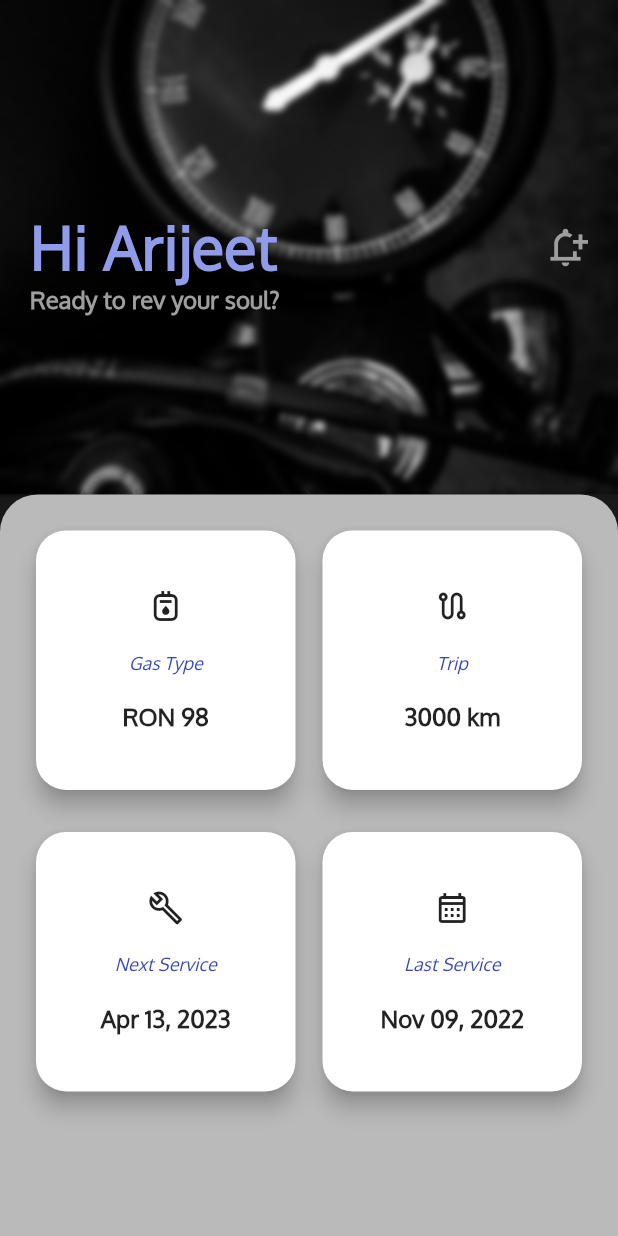
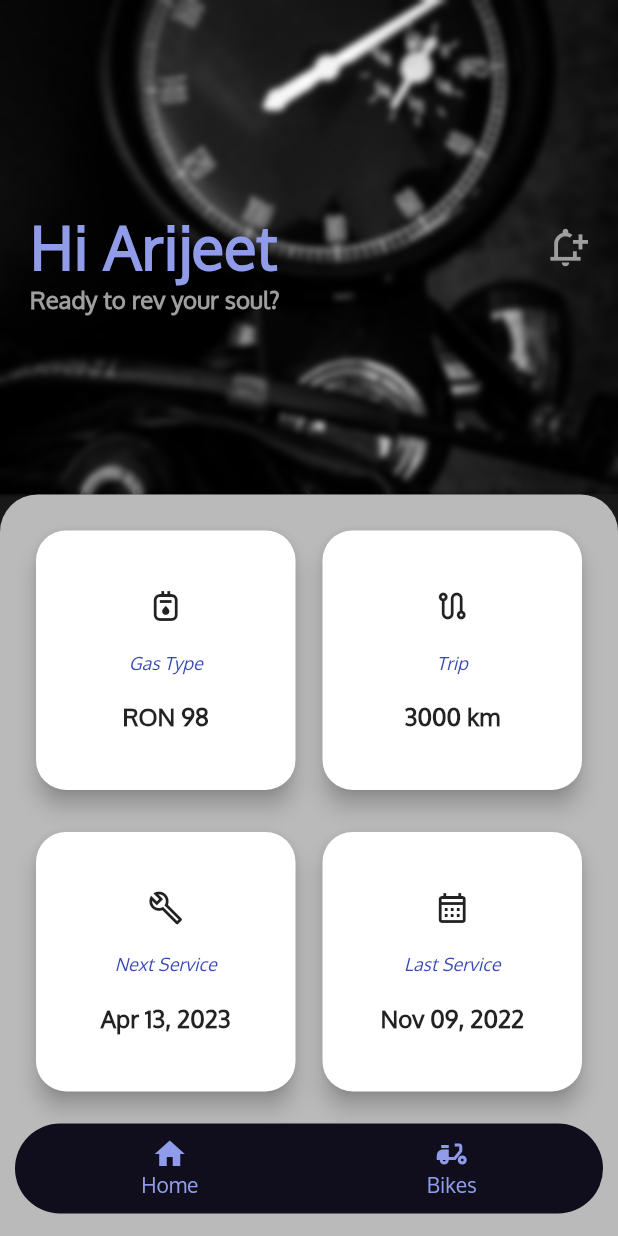
Before and after one commit to rishirizz/Bikes, a Flutter app: the screen it shows after launch, on a phone screen of 412 x 824 dp. Run offline on Flutter 3.47's test engine with Material 2 defaults, Android fonts, the light colour scheme and no system bars.

Commit message:
UI completed for bottom navigation bar

```diff
--- a/lib/components/dashboard_bottom_content.dart
+++ b/lib/components/dashboard_bottom_content.dart
@@ -17,7 +17,7 @@ class DashboardBottomContent extends StatelessWidget {
         ),
       ),
       child: Padding(
-        padding: const EdgeInsets.all(20.0),
+        padding: const EdgeInsets.fromLTRB(20, 20, 20, 0),
         child: GridView.builder(
             gridDelegate: const SliverGridDelegateWithFixedCrossAxisCount(
               crossAxisCount: 2,
--- a/lib/screens/bike_collection.dart
+++ b/lib/screens/bike_collection.dart
@@ -14,11 +14,11 @@ class BikesCollection extends StatelessWidget {
             const SizedBox(
               height: 30,
             ),
-            Row(children: [
-              TextField(
-
-              )
-            ],)
+            Row(
+              children: [
+                TextField(),
+              ],
+            )
           ],
         ),
       ),
--- a/lib/screens/dashboard.dart
+++ b/lib/screens/dashboard.dart
@@ -10,7 +10,9 @@ class DashBoard extends StatelessWidget {
     return SafeArea(
       child: Scaffold(
         backgroundColor: Colors.black54,
-      body: Column(
+        body: Stack(
+          children: [
+            Column(
               children: const [
                 Expanded(
                   flex: 2,
@@ -22,6 +24,63 @@ class DashBoard extends StatelessWidget {
                 ),
               ],
             ),
-    ));
+            Align(
+              alignment: Alignment.bottomCenter,
+              child: Padding(
+                padding: const EdgeInsets.symmetric(
+                  vertical: 15,
+                  horizontal: 10,
+                ),
+                child: Container(
+                  width: MediaQuery.of(context).size.width,
+                  height: 60,
+                  decoration: BoxDecoration(
+                    color: const Color(0xff100e1c),
+                    borderRadius: BorderRadius.circular(30.0),
+                  ),
+                  child: Padding(
+                    padding: const EdgeInsets.all(8.0),
+                    child: Row(
+                      mainAxisSize: MainAxisSize.min,
+                      mainAxisAlignment: MainAxisAlignment.spaceAround,
+                      children: [
+                        Column(
+                          children: const [
+                            Icon(
+                              Icons.home,
+                              color: Color.fromARGB(255, 144, 156, 234),
+                            ),
+                            Text(
+                              'Home',
+                              style: TextStyle(
+                                color: Color.fromARGB(255, 144, 156, 234),
+                              ),
+                            ),
+                          ],
+                        ),
+                        Column(
+                          children: const [
+                            Icon(
+                              Icons.moped,
+                              color: Color.fromARGB(255, 144, 156, 234),
+                            ),
+                            Text(
+                              'Bikes',
+                              style: TextStyle(
+                                color: Color.fromARGB(255, 144, 156, 234),
+                              ),
+                            ),
+                          ],
+                        ),
+                      ],
+                    ),
+                  ),
+                ),
+              ),
+            ),
+          ],
+        ),
+      ),
+    );
   }
 }
```
Lines whose indentation alone changed are shown as unchanged.
